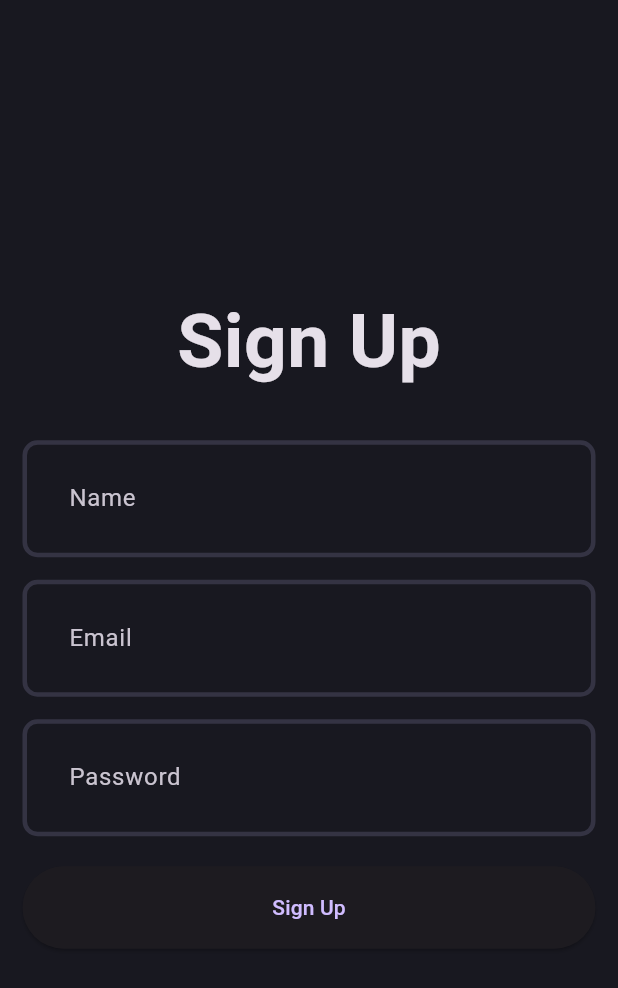
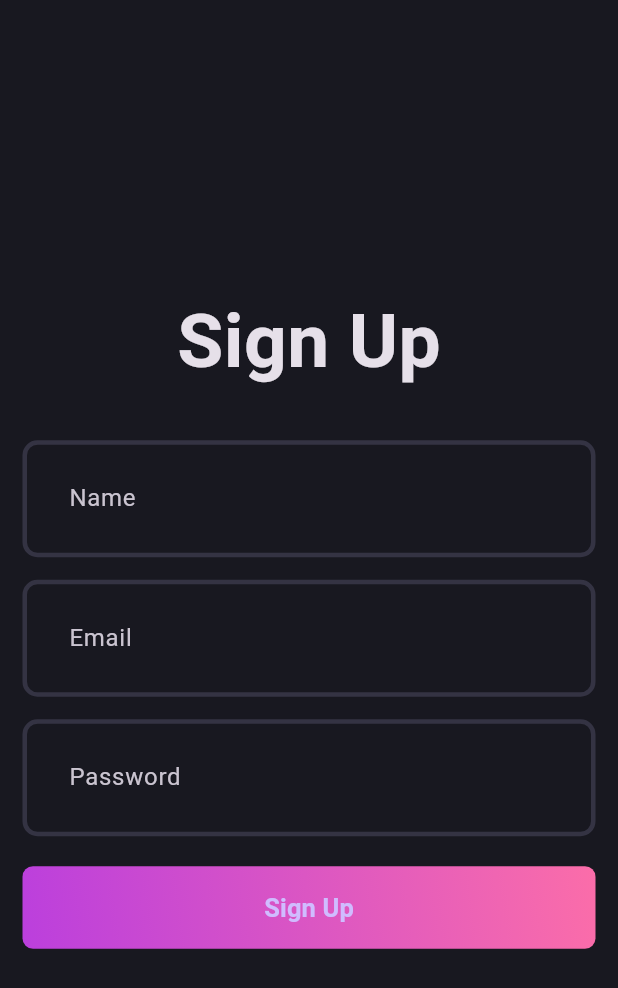
Before and after one commit to araohatkokate/StoryLine, a Flutter app: the screen it shows after launch, on a phone screen of 412 x 824 dp. Shown: the top 988 px of the screen. Run offline on Flutter 3.47's test engine with Material 3 defaults, Android fonts, the phone set to English and light mode, and no system bars.

Commit message:
finished creation of sign up button with gradient

```diff
--- a/story_line/lib/core/theme/app_pallete.dart
+++ b/story_line/lib/core/theme/app_pallete.dart
@@ -9,4 +9,5 @@ class AppPallete {
   static const Color whiteColor = Colors.white;
   static const Color greyColor = Colors.grey;
   static const Color errorColor = Colors.redAccent;
+  static const Color transparentColor = Colors.transparent;
 }
--- a/story_line/lib/features/auth/presentation/widgets/auth_gradient_button.dart
+++ b/story_line/lib/features/auth/presentation/widgets/auth_gradient_button.dart
@@ -1,16 +1,38 @@
 import 'package:flutter/material.dart';
+import 'package:story_line/core/theme/app_pallete.dart';
 
 class AuthGradientButton extends StatelessWidget {
   const AuthGradientButton({super.key});
 
   @override
   Widget build(BuildContext context) {
-    return ElevatedButton(
-      onPressed: () {},
-      style: ElevatedButton.styleFrom(
-        fixedSize: const Size(395, 55),
+    return Container(
+      decoration: BoxDecoration(
+        gradient: const LinearGradient(
+          colors: [
+          AppPallete.gradient1,
+          AppPallete.gradient2,
+          ],
+          begin: Alignment.bottomLeft,
+          end: Alignment.topRight,
         ),
-      child: const Text('Sign Up'),
-      );
+        borderRadius: BorderRadius.circular(7),
+      ),
+      child: ElevatedButton(
+        onPressed: () {},
+        style: ElevatedButton.styleFrom(
+          fixedSize: const Size(395, 55),
+          backgroundColor: AppPallete.transparentColor,
+          shadowColor: AppPallete.transparentColor,
+          ),
+        child: const Text(
+          'Sign Up',
+          style:TextStyle(
+            fontSize: 17,
+            fontWeight: FontWeight.w600,
+          ),
+        ),
+      ),
+    );
   }
 }
```
